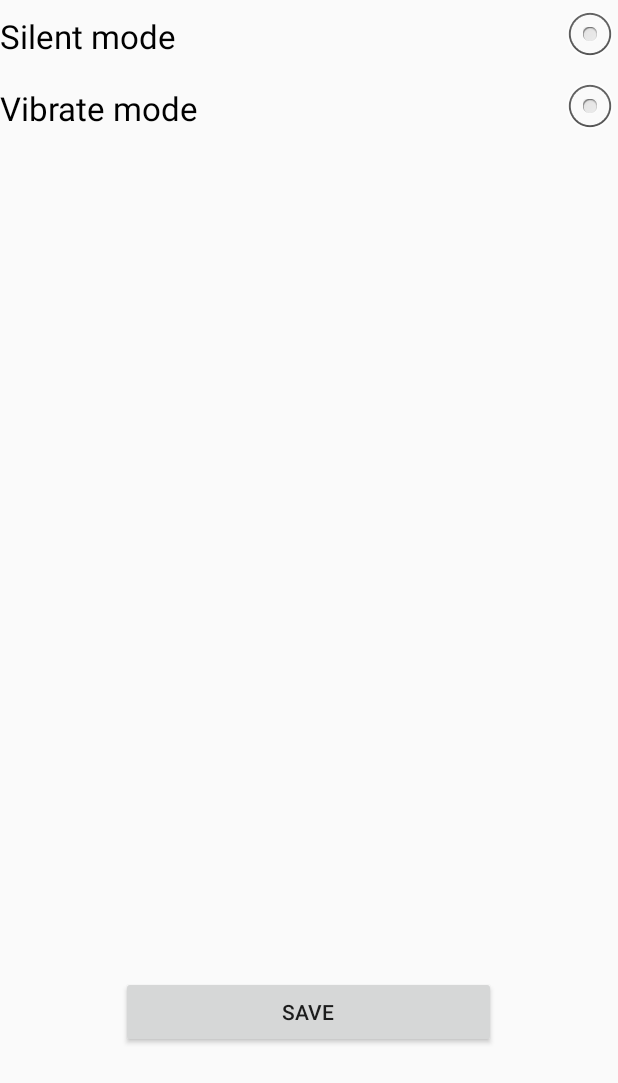
After one commit to Aman-B/gtone, an Android app: the layout settings_page.xml on its own in the app's theme, with its tools: preview values and no code run, on a phone screen of 412 x 824 dp. The commit adds this screen. Shown: the top 1083 px of the screen. Run offline under Robolectric (Android 15) with nearby library versions, the phone set to English and light mode, and no system bars.

Commit message:
Now it can save mode user selected.
For any place, mode of ringer as selected by user is saved.
Took a lot of time.

```diff
--- a/app/src/main/AndroidManifest.xml
+++ b/app/src/main/AndroidManifest.xml
@@ -59,9 +59,12 @@
 
            </activity>
 
+        <activity android:name=".SettingsActivity"
+            android:label="gtone">
 
+        </activity>
 
-<service android:name=".restoreAudio"></service>
+        <service android:name=".restoreAudio"></service>
 
     </application>
 
--- /dev/null
+++ b/app/src/main/res/layout/settings_page.xml
@@ -0,0 +1,60 @@
+<?xml version="1.0" encoding="utf-8"?>
+<LinearLayout xmlns:android="http://schemas.android.com/apk/res/android"
+    android:orientation="horizontal" android:layout_width="match_parent"
+    android:layout_height="match_parent"
+    android:weightSum="1"
+    android:id="@+id/settings_page">
+
+<RelativeLayout
+    android:layout_width="match_parent"
+    android:layout_height="match_parent">
+
+    <RadioGroup
+        android:layout_width="match_parent"
+        android:layout_height="wrap_content"
+        android:id="@+id/rbg"
+        android:weightSum="0.5"
+        >
+
+        <RadioButton
+            android:layout_width="match_parent"
+            android:layout_height="wrap_content"
+            android:id= "@+id/rb1"
+            android:button="@null"
+            android:drawableRight="@android:drawable/btn_radio"
+            android:drawableEnd="@android:drawable/btn_radio"
+            android:text="Silent mode"
+            android:textAppearance="?android:attr/textAppearanceLarge"/>
+
+        <RadioButton
+            android:layout_width="match_parent"
+            android:layout_height="wrap_content"
+            android:id= "@+id/rb2"
+            android:button="@null"
+            android:drawableRight="@android:drawable/btn_radio"
+            android:drawableEnd="@android:drawable/btn_radio"
+            android:text="Vibrate mode"
+            android:textAppearance="?android:attr/textAppearanceLarge"/>
+
+
+
+
+
+    </RadioGroup>
+
+
+
+    <Button
+    android:layout_width="250dp"
+    android:layout_height="wrap_content"
+    android:text="Save"
+    android:id="@+id/savesetting"
+        android:layout_alignParentBottom="true"
+        android:layout_centerHorizontal="true"
+        android:layout_marginBottom="125dp" />
+
+
+</RelativeLayout>
+
+
+</LinearLayout>
```
Also changed, not shown: app/src/main/java/com/bewtechnologies/gtone/LocationContract.java (+6 -3 lines), app/src/main/java/com/bewtechnologies/gtone/MainActivity.java (+31 -25 lines), app/src/main/java/com/bewtechnologies/gtone/SettingsActivity.java (added, +108 -0 lines), app/src/main/java/com/bewtechnologies/gtone/usersetting.java (+22 -19 lines), app/src/main/res/layout/activity_main.xml (+9 -4 lines), app/src/main/res/layout/setting_page.xml (added, +29 -0 lines).
